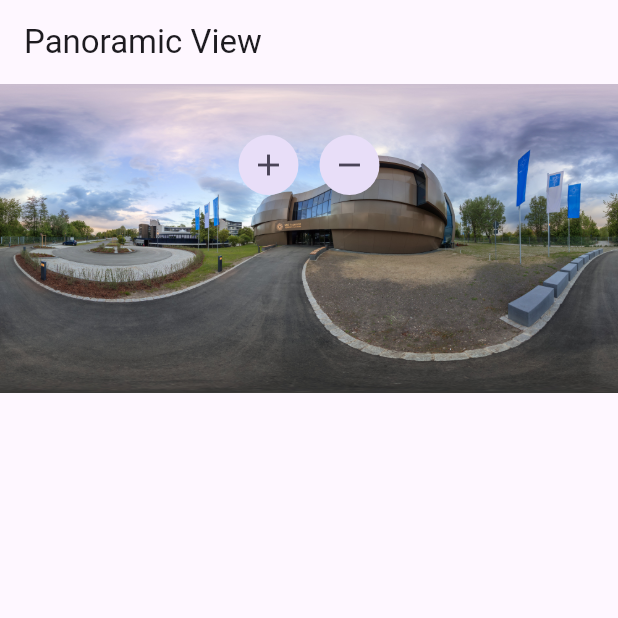
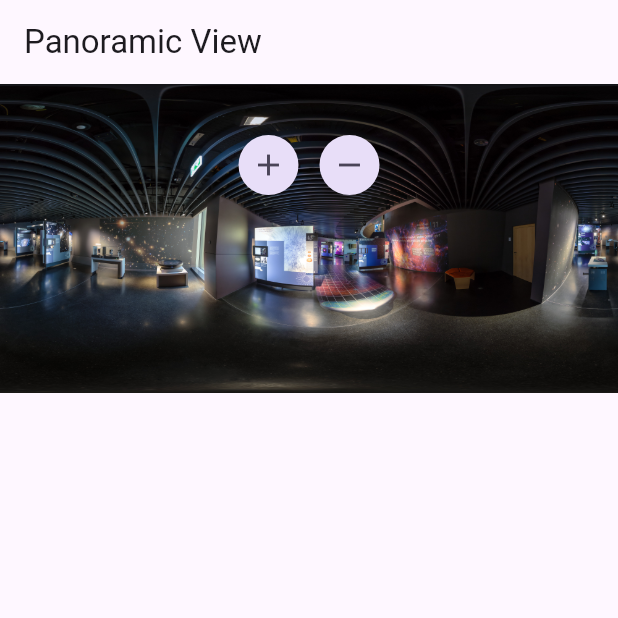
Before and after one commit to Gizoskos/Panaromic_View, a Flutter app: the screen it shows after launch, on a phone screen of 412 x 824 dp, the top half of it. Run offline on Flutter 3.47's test engine with Material 3 defaults, Android fonts, the phone set to English and light mode, and no system bars; our stand-ins replace equatable, flutter_bloc; missing offline and left inert: panorama_viewer; statements that could not run were skipped.

```diff
--- a/lib/view/panorama_widget.dart
+++ b/lib/view/panorama_widget.dart
@@ -39,7 +39,7 @@ class _HomeScreenState extends State<HomeScreen> {
                       }),
                 ),
               ],
-              child: Image.asset('assets/images/1.jpg')),
+              child: Image.asset('assets/images/8.jpg')),
           Padding(
             padding: const EdgeInsets.only(top: 30),
             child: Row(
```
Also changed, not shown: 1 other file.
